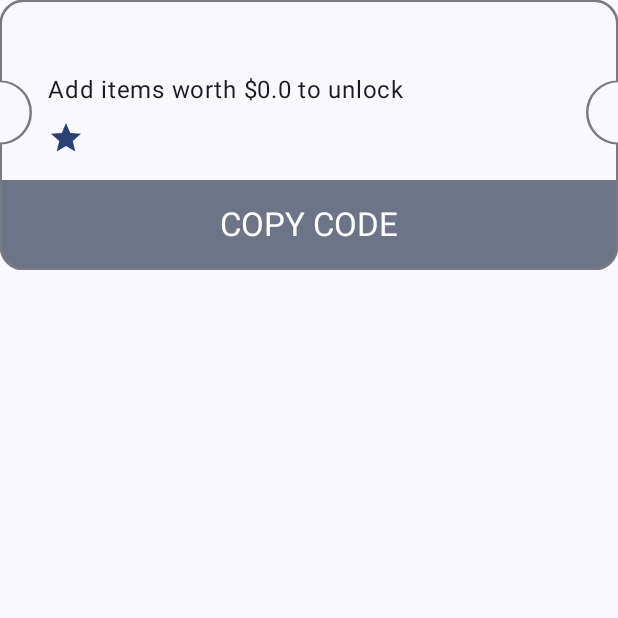
After one commit to Zaed-solutions/Khana, an Android app built with Jetpack Compose: the composable CouponItem shown on its own in the app's theme, on a phone screen of 412 x 824 dp, the top half of it. The commit adds this screen. Run offline under Robolectric (Android 15) with nearby library versions, the phone set to English and light mode, and no system bars.

Commit message:
feat/#10/implement_coupons_screen: Implemented coupons screen ui

```diff
--- /dev/null
+++ b/app/src/main/java/org/zaed/khana/data/model/Coupon.kt
@@ -0,0 +1,14 @@
+package org.zaed.khana.data.model
+
+import kotlinx.serialization.Serializable
+
+@Serializable
+data class Coupon(
+    val id: String = "",
+    val title: String = "",
+    val description: String = "",
+    val code: String = "",
+    val discountPercentage: Float = 0f,
+    val maxAmount: Float = 0f,
+    val minAmount: Float= 0f,
+)
--- /dev/null
+++ b/app/src/main/java/org/zaed/khana/presentation/coupons/components/CouponItem.kt
@@ -0,0 +1,105 @@
+package org.zaed.khana.presentation.coupons.components
+
+import androidx.compose.foundation.layout.Arrangement
+import androidx.compose.foundation.layout.Column
+import androidx.compose.foundation.layout.Row
+import androidx.compose.foundation.layout.fillMaxWidth
+import androidx.compose.foundation.layout.padding
+import androidx.compose.foundation.shape.CornerSize
+import androidx.compose.foundation.shape.RoundedCornerShape
+import androidx.compose.material.icons.Icons
+import androidx.compose.material.icons.filled.Star
+import androidx.compose.material3.CardDefaults
+import androidx.compose.material3.FilledTonalButton
+import androidx.compose.material3.Icon
+import androidx.compose.material3.MaterialTheme
+import androidx.compose.material3.OutlinedCard
+import androidx.compose.material3.Text
+import androidx.compose.runtime.Composable
+import androidx.compose.ui.Modifier
+import androidx.compose.ui.res.stringResource
+import androidx.compose.ui.text.font.FontWeight
+import androidx.compose.ui.tooling.preview.Preview
+import androidx.compose.ui.unit.dp
+import org.zaed.khana.R
+import org.zaed.khana.data.model.Coupon
+import org.zaed.khana.presentation.theme.KhanaTheme
+
+@Composable
+fun CouponItem(
+    modifier: Modifier = Modifier,
+    coupon: Coupon,
+    onCopyCouponCode: (String) -> Unit
+) {
+    val cornerRadius = 16.dp
+    OutlinedCard(
+        modifier = modifier.fillMaxWidth(),
+        shape = TicketShape(
+            circleRadius = 20.dp,
+            circleCutoffPercentage = 2.4F,
+            cornerSize = CornerSize(cornerRadius)
+        ),
+        border = CardDefaults.outlinedCardBorder()
+    ) {
+        Column(
+            modifier = Modifier.fillMaxWidth()
+        ) {
+            Column(
+                modifier = Modifier
+                    .fillMaxWidth()
+                    .padding(vertical = 12.dp, horizontal = 32.dp),
+                verticalArrangement = Arrangement.spacedBy(8.dp)
+            ) {
+                Text(
+                    text = coupon.title,
+                    maxLines = 1,
+                    style = MaterialTheme.typography.titleLarge
+                )
+                Text(
+                    text = "Add items worth \$${coupon.minAmount} to unlock",
+                    maxLines = 1,)
+                Row(
+                    horizontalArrangement = Arrangement.spacedBy(8.dp)
+                ) {
+                    Icon(
+                        imageVector = Icons.Default.Star,
+                        contentDescription = null,
+                        tint = MaterialTheme.colorScheme.primary
+                    )
+                    Text(
+                        text = coupon.description,
+                        maxLines = 1,
+                        style = MaterialTheme.typography.titleLarge
+                    )
+                }
+            }
+            FilledTonalButton(
+                onClick = { onCopyCouponCode(coupon.code) },
+                modifier = Modifier.fillMaxWidth(),
+                shape = RoundedCornerShape(topStart = 0.dp, topEnd = 0.dp, bottomStart = cornerRadius, bottomEnd = cornerRadius),
+            ) {
+                Text(
+                    modifier = Modifier.padding(vertical= 8.dp),
+                    text = stringResource(R.string.copy_code),
+                    style = MaterialTheme.typography.titleLarge
+                )
+            }
+        }
+    }
+}
+
+@Preview(showSystemUi = true, showBackground = true)
+@Composable
+private fun CouponItemPreview() {
+    KhanaTheme {
+        CouponItem(coupon = Coupon(
+            title = "WELCOME200",
+            description = "GET 50% OFF for combo",
+            code = "WELCOME200",
+            discountPercentage = 20f,
+            minAmount = 28f
+        )) {
+
+        }
+    }
+}
--- /dev/null
+++ b/app/src/main/java/org/zaed/khana/presentation/coupons/components/TicketShape.kt
@@ -0,0 +1,110 @@
+package org.zaed.khana.presentation.coupons.components
+
+import androidx.compose.foundation.background
+import androidx.compose.foundation.layout.Box
+import androidx.compose.foundation.layout.fillMaxWidth
+import androidx.compose.foundation.layout.height
+import androidx.compose.foundation.layout.padding
+import androidx.compose.foundation.layout.size
+import androidx.compose.foundation.shape.CornerSize
+import androidx.compose.material3.Card
+import androidx.compose.material3.CardDefaults
+import androidx.compose.runtime.Composable
+import androidx.compose.ui.Modifier
+import androidx.compose.ui.draw.clip
+import androidx.compose.ui.geometry.CornerRadius
+import androidx.compose.ui.geometry.Rect
+import androidx.compose.ui.geometry.RoundRect
+import androidx.compose.ui.geometry.Size
+import androidx.compose.ui.geometry.toRect
+import androidx.compose.ui.graphics.Color
+import androidx.compose.ui.graphics.Outline
+import androidx.compose.ui.graphics.Path
+import androidx.compose.ui.graphics.PathOperation
+import androidx.compose.ui.graphics.Shape
+import androidx.compose.ui.tooling.preview.Preview
+import androidx.compose.ui.unit.Density
+import androidx.compose.ui.unit.Dp
+import androidx.compose.ui.unit.LayoutDirection
+import androidx.compose.ui.unit.dp
+import org.zaed.khana.presentation.theme.KhanaTheme
+
+
+class TicketShape(
+    private val circleRadius: Dp,
+    private val circleCutoffPercentage: Float,
+    private val cornerSize: CornerSize
+) : Shape {
+
+    override fun createOutline(size: Size, layoutDirection: LayoutDirection, density: Density): Outline {
+        return Outline.Generic(path = getPath(size, density))
+    }
+
+    private fun getPath(size: Size, density: Density): Path {
+        val roundedRect = RoundRect(size.toRect(), CornerRadius(cornerSize.toPx(size, density)))
+        val roundedRectPath = Path().apply { addRoundRect(roundedRect) }
+        return Path.combine(operation = PathOperation.Intersect, path1 = roundedRectPath, path2 = getTicketPath(size, density))
+    }
+
+    private fun getTicketPath(size: Size, density: Density): Path {
+        val middleY = size.height.div(other = circleCutoffPercentage).toFloat()
+        val circleRadiusInPx = with(density) { circleRadius.toPx() }
+        return Path().apply {
+            reset()
+            // Ensure we start drawing line at top left
+            lineTo(x = 0F, y = 0F)
+            // Draw line to middle left
+            lineTo(x = 0F, y = middleY)
+            // Draw left cutout
+            arcTo(
+                rect = Rect(
+                    left = 0F.minus(circleRadiusInPx),
+                    top = middleY.minus(circleRadiusInPx),
+                    right = circleRadiusInPx,
+                    bottom = middleY.plus(circleRadiusInPx)
+                ),
+                startAngleDegrees = -90F,
+                sweepAngleDegrees = 180F,
+                forceMoveTo = false
+            )
+            // Draw line to bottom left
+            lineTo(x = 0F, y = size.height)
+            // Draw line to bottom right
+            lineTo(x = size.width, y = size.height)
+            // Draw line to bottom middle
+            lineTo(x = size.width, y = middleY)
+            // Draw bottom cutout
+            arcTo(
+                rect = Rect(
+                    left = size.width.minus(circleRadiusInPx),
+                    top = middleY.minus(circleRadiusInPx),
+                    right = size.width.plus(circleRadiusInPx),
+                    bottom = middleY.plus(circleRadiusInPx)
+                ),
+                startAngleDegrees = 90F,
+                sweepAngleDegrees = 180F,
+                forceMoveTo = false
+            )
+            // Draw line to bottom left
+            lineTo(x = size.width, y = 0F)
+            // Draw line back to top left
+            lineTo(x = 0F, y = 0F)
+        }
+    }
+}
+
+@Preview(showBackground = true)
+@Composable
+private fun TicketPreview() {
+    KhanaTheme {
+        Card (
+            shape = TicketShape(
+                circleRadius = 12.dp,
+                circleCutoffPercentage = 2F,
+                cornerSize = CornerSize(16.dp)
+            ),
+            colors = CardDefaults.cardColors(containerColor = Color.Green),
+            modifier = Modifier.size(width = 200.dp, height = 100.dp)
+        ) {}
+    }
+}
--- a/app/src/main/res/values/strings.xml
+++ b/app/src/main/res/values/strings.xml
@@ -10,4 +10,7 @@
     <string name="select_color">Select Color :</string>
     <string name="total_price">Total Price</string>
     <string name="add_to_cart">Add to Cart</string>
+    <string name="coupons">Coupons</string>
+    <string name="best_offers_for_you">Best offers for you</string>
+    <string name="copy_code">COPY CODE</string>
 </resources>
```
Also changed, not shown: app/src/main/java/org/zaed/khana/presentation/coupons/CouponsScreen.kt (added, +152 -0 lines).
